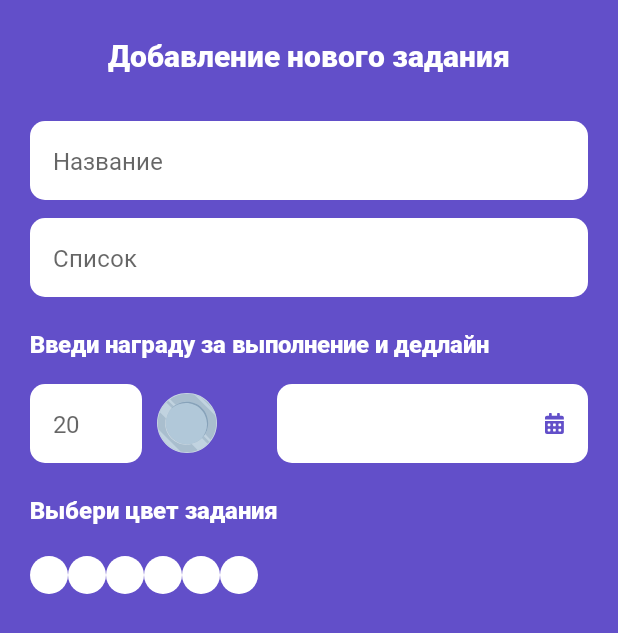
After one commit to monke-master/Play-Edu, an Android app: the layout dialog_add_task.xml on its own in the app's theme, with its tools: preview values and no code run, on a phone screen of 412 x 824 dp. The commit adds this screen. Shown: the top 633 px of the screen. Run offline under Robolectric (Android 15) with nearby library versions, the phone set to English and light mode, and no system bars.

Commit message:
made dialog for adding tasks

```diff
--- a/app/src/main/java/ru/mirea/playedu/QuestsFragment.java
+++ b/app/src/main/java/ru/mirea/playedu/QuestsFragment.java
@@ -41,6 +41,11 @@ public class QuestsFragment extends Fragment {
             }
         });
 
+        binding.addTaskBtn.setOnClickListener(view -> {
+            AddTaskDialog dialog = new AddTaskDialog();
+            dialog.show(getActivity().getSupportFragmentManager(), "Add task dialog");
+        });
+
         return binding.getRoot();
     }
 }
--- /dev/null
+++ b/app/src/main/res/drawable/ic_calendar.xml
@@ -0,0 +1,9 @@
+<vector xmlns:android="http://schemas.android.com/apk/res/android"
+    android:width="13dp"
+    android:height="14dp"
+    android:viewportWidth="13"
+    android:viewportHeight="14">
+  <path
+      android:pathData="M0,12.688C0,13.412 0.588,14 1.313,14H10.938C11.662,14 12.25,13.412 12.25,12.688V5.25H0V12.688ZM8.75,7.328C8.75,7.148 8.898,7 9.078,7H10.172C10.352,7 10.5,7.148 10.5,7.328V8.422C10.5,8.602 10.352,8.75 10.172,8.75H9.078C8.898,8.75 8.75,8.602 8.75,8.422V7.328ZM8.75,10.828C8.75,10.648 8.898,10.5 9.078,10.5H10.172C10.352,10.5 10.5,10.648 10.5,10.828V11.922C10.5,12.102 10.352,12.25 10.172,12.25H9.078C8.898,12.25 8.75,12.102 8.75,11.922V10.828ZM5.25,7.328C5.25,7.148 5.398,7 5.578,7H6.672C6.852,7 7,7.148 7,7.328V8.422C7,8.602 6.852,8.75 6.672,8.75H5.578C5.398,8.75 5.25,8.602 5.25,8.422V7.328ZM5.25,10.828C5.25,10.648 5.398,10.5 5.578,10.5H6.672C6.852,10.5 7,10.648 7,10.828V11.922C7,12.102 6.852,12.25 6.672,12.25H5.578C5.398,12.25 5.25,12.102 5.25,11.922V10.828ZM1.75,7.328C1.75,7.148 1.898,7 2.078,7H3.172C3.352,7 3.5,7.148 3.5,7.328V8.422C3.5,8.602 3.352,8.75 3.172,8.75H2.078C1.898,8.75 1.75,8.602 1.75,8.422V7.328ZM1.75,10.828C1.75,10.648 1.898,10.5 2.078,10.5H3.172C3.352,10.5 3.5,10.648 3.5,10.828V11.922C3.5,12.102 3.352,12.25 3.172,12.25H2.078C1.898,12.25 1.75,12.102 1.75,11.922V10.828ZM10.938,1.75H9.625V0.438C9.625,0.197 9.428,0 9.188,0H8.313C8.072,0 7.875,0.197 7.875,0.438V1.75H4.375V0.438C4.375,0.197 4.178,0 3.938,0H3.063C2.822,0 2.625,0.197 2.625,0.438V1.75H1.313C0.588,1.75 0,2.338 0,3.063V4.375H12.25V3.063C12.25,2.338 11.662,1.75 10.938,1.75Z"
+      android:fillColor="@color/purple_background"/>
+</vector>
--- /dev/null
+++ b/app/src/main/res/layout/dialog_add_task.xml
@@ -0,0 +1,128 @@
+<?xml version="1.0" encoding="utf-8"?>
+<androidx.constraintlayout.widget.ConstraintLayout xmlns:android="http://schemas.android.com/apk/res/android"
+    xmlns:app="http://schemas.android.com/apk/res-auto"
+    xmlns:tools="http://schemas.android.com/tools"
+    android:layout_width="match_parent"
+    android:layout_height="match_parent">
+
+    <LinearLayout
+        android:layout_width="match_parent"
+        android:layout_height="match_parent"
+        android:orientation="vertical">
+
+        <TextView
+            android:textSize="@dimen/header1_txt_size"
+            android:id="@+id/dialog_hdr"
+            style="@style/Header"
+            android:layout_gravity="center_horizontal"
+            android:layout_width="wrap_content"
+            android:layout_height="wrap_content"
+            android:layout_marginTop="23dp"
+            android:text="@string/add_task" />
+
+        <EditText
+            style="@style/EditText"
+            android:layout_gravity="center_horizontal"
+            android:id="@+id/title_edit_txt"
+            android:layout_marginStart="20dp"
+            android:layout_marginEnd="20dp"
+            android:layout_marginTop="30dp"
+            android:layout_width="match_parent"
+            android:layout_height="wrap_content"
+            android:inputType="textPersonName"
+            android:hint="@string/title"
+            />
+
+        <EditText
+            android:id="@+id/list_edit_txt"
+            style="@style/EditText"
+            android:layout_width="match_parent"
+            android:layout_height="wrap_content"
+            android:layout_gravity="center_horizontal"
+            android:layout_marginStart="20dp"
+            android:layout_marginTop="12dp"
+            android:layout_marginEnd="20dp"
+            android:hint="@string/list"
+            android:inputType="textPersonName" />
+
+        <TextView
+            style="@style/DefaultText"
+            android:layout_marginStart="20dp"
+            android:layout_marginEnd="20dp"
+            android:layout_marginTop="20dp"
+            android:id="@+id/hint_hdr"
+            android:layout_width="match_parent"
+            android:layout_height="wrap_content"
+            android:text="@string/add_task_hint" />
+
+        <LinearLayout
+            android:layout_marginTop="16dp"
+            android:layout_width="match_parent"
+            android:layout_height="wrap_content"
+            android:orientation="horizontal">
+
+
+            <EditText
+                android:minEms="4"
+                android:maxEms="4"
+                android:layout_marginStart="20dp"
+                android:id="@+id/price_edit_txt"
+                style="@style/EditText"
+                android:layout_width="wrap_content"
+                android:layout_height="match_parent"
+                android:hint="@string/price_hint"
+                android:inputType="number"
+                 />
+
+            <ImageView
+                android:layout_marginStart="10dp"
+                android:layout_marginEnd="40dp"
+                android:id="@+id/silver_ic2"
+                android:layout_width="40dp"
+                android:layout_height="40dp"
+                android:layout_gravity="center_vertical"
+                android:src="@drawable/pic_silver_coin" />
+
+
+            <EditText
+                android:focusable="false"
+                android:layout_marginEnd="20dp"
+                android:drawableRight="@drawable/ic_calendar"
+                style="@style/EditText"
+                android:id="@+id/date_edit_txt"
+                android:layout_width="match_parent"
+                android:layout_height="wrap_content"
+                android:inputType="date" />
+
+
+        </LinearLayout>
+
+        <TextView
+            android:id="@+id/color_hdr"
+            style="@style/DefaultText"
+            android:layout_width="match_parent"
+            android:layout_height="wrap_content"
+            android:layout_marginStart="20dp"
+            android:layout_marginTop="20dp"
+            android:layout_marginEnd="20dp"
+            android:text="@string/pick_task_color" />
+
+        <androidx.recyclerview.widget.RecyclerView
+            android:id="@+id/colors_list"
+            android:layout_width="match_parent"
+            android:layout_height="wrap_content"
+            android:layout_marginStart="20dp"
+            android:layout_marginTop="20dp"
+            android:layout_marginEnd="20dp"
+            android:layout_marginBottom="20dp"
+            android:orientation="horizontal"
+            app:layoutManager="androidx.recyclerview.widget.LinearLayoutManager"
+            tools:itemCount="7"
+            tools:listitem="@layout/view_color">
+
+        </androidx.recyclerview.widget.RecyclerView>
+
+    </LinearLayout>
+
+
+</androidx.constraintlayout.widget.ConstraintLayout>
--- a/app/src/main/res/layout/dialog_filter_color.xml
+++ b/app/src/main/res/layout/dialog_filter_color.xml
@@ -21,7 +21,7 @@
             android:layout_height="wrap_content"
             android:layout_gravity="center_horizontal"
             android:layout_marginTop="20dp"
-            android:text="@string/pick_color" />
+            android:text="@string/pick_required_color" />
 
         <androidx.recyclerview.widget.RecyclerView
             android:id="@+id/colors_list"
--- a/app/src/main/res/values/dimens.xml
+++ b/app/src/main/res/values/dimens.xml
@@ -20,5 +20,6 @@
     <dimen name="dialog_rounding_radius">31dp</dimen>
 
     <dimen name="color_btn_size">25dp</dimen>
+    <dimen name="default_margin">20dp</dimen>
 
 </resources>
--- a/app/src/main/res/values/strings.xml
+++ b/app/src/main/res/values/strings.xml
@@ -25,7 +25,15 @@
     <string name="profile">Профиль</string>
     <string name="pe_tasks">Задания от PlayEdu</string>
     <string name="your_tasks">Твои задания</string>
-    <string name="pick_color">Выбери нужный цвет задачи</string>
+    <string name="pick_required_color">Выбери нужный цвет задачи</string>
     <string name="pick_list">Выбери нужный список</string>
     <string name="filter">Фильтр</string>
+    <string name="add_task">Добавление нового задания</string>
+    <string name="title">Название</string>
+    <string name="list">Список</string>
+    <string name="add_task_hint">Введи награду за выполнение и дедлайн</string>
+    <string name="pick_task_color">Выбери цвет задания</string>
+    <string name="add">Добавить</string>
+    <string name="price_error_too_much">Не более 100 монет</string>
+    <string name="price_hint">20</string>
 </resources>
--- a/app/src/main/res/values/styles.xml
+++ b/app/src/main/res/values/styles.xml
@@ -34,7 +34,7 @@
     <!-- Поле ввода -->
     <style name="EditText" parent="Widget.AppCompat.EditText">
         <item name="android:background">@drawable/shape_edit_txt</item>
-        <item name="android:padding">20dip</item>
+        <item name="android:padding">15dip</item>
         <item name="fontFamily">@font/roboto_regular</item>
         <item name="android:textSize">@dimen/default_txt_size</item>
     </style>
```
Also changed, not shown: app/src/main/java/ru/mirea/playedu/AddTaskDialog.java (added, +126 -0 lines), app/src/main/res/layout/view_spinner_dropdown_item.xml (deleted, +0 -12 lines), app/src/main/res/layout/view_spinner_item.xml (deleted, +0 -12 lines).
